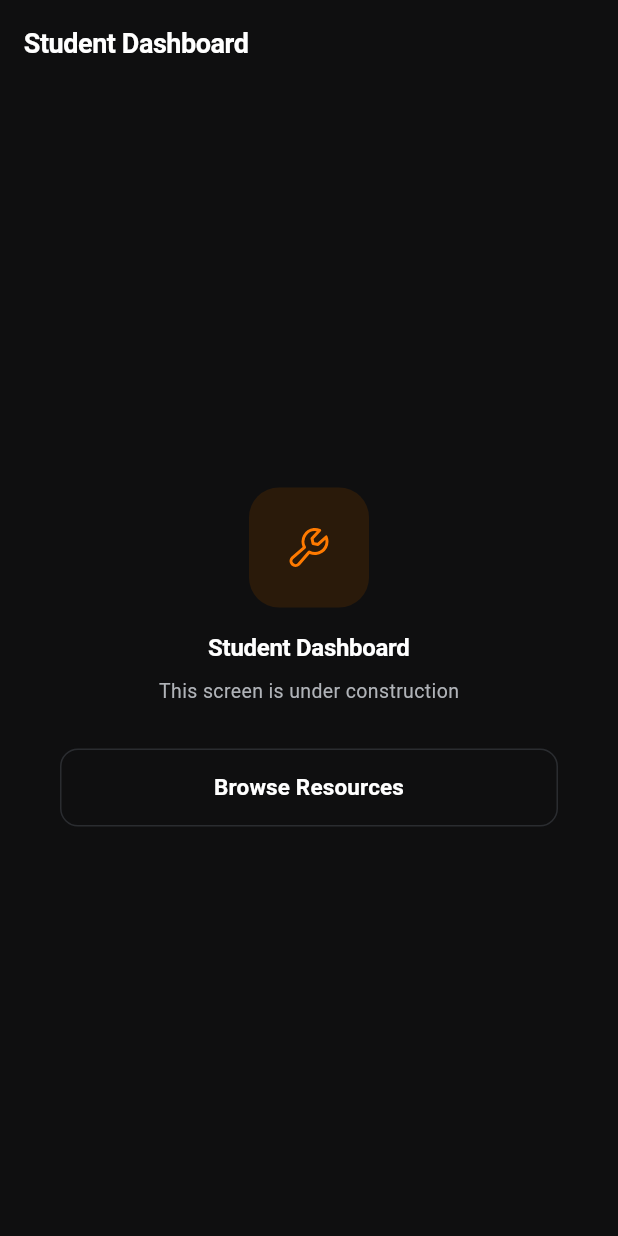
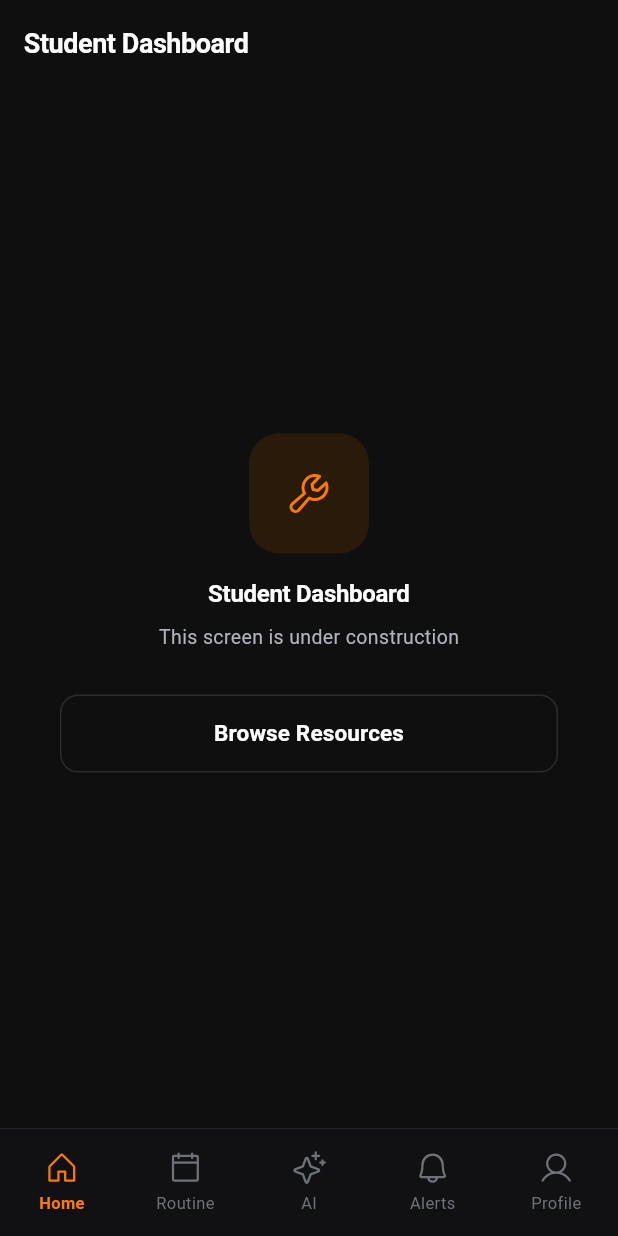
Before and after one commit to FahmidAlam/UniVerse, a Flutter app: the screen it shows once a user with an empty profile is signed in, on a phone screen of 412 x 824 dp. Run offline on Flutter 3.47's test engine with Material 3 defaults, Android fonts, the phone set to English and light mode, and no system bars; our stand-ins replace cached_network_image, go_router, google_fonts, phosphor_flutter, shared_preferences, supabase_flutter; accounts and stored records are empty.

Commit message:
feat(nav): role-aware bottom navigation

```diff
--- a/lib/features/auth/screens/placeholder_screen.dart
+++ b/lib/features/auth/screens/placeholder_screen.dart
@@ -4,29 +4,30 @@
 // Shows the screen name so navigation can be tested
 // end-to-end before each feature screen is implemented.
 //
-// When `bottomNavIndex` is provided, the screen also renders the
-// 5-tab bottom nav so the built tabs (Alerts, Profile) are
-// reachable from the not-yet-built student tabs.
-// DELETE this file (and the bottomNavIndex wiring) once all
-// screens are built.
+// When `authController` + `navRoute` are provided, the screen renders
+// the role-aware bottom nav (AppBottomNav) highlighting `navRoute`, so
+// the not-yet-built tabs stay reachable from the built ones.
+// DELETE this file (and its wiring) once all screens are built.
 // ============================================================
 
 import 'package:flutter/material.dart';
 import 'package:go_router/go_router.dart';
 import 'package:phosphor_flutter/phosphor_flutter.dart';
-import 'package:universe_v1/core/router/route_names.dart';
 import 'package:universe_v1/core/theme/app_colors.dart';
 import 'package:universe_v1/core/theme/app_spacing.dart';
 import 'package:universe_v1/core/theme/app_text_styles.dart';
-import 'package:universe_v1/shared/widgets/u_bottom_nav.dart';
+import 'package:universe_v1/features/auth/controllers/auth_controller.dart';
+import 'package:universe_v1/shared/widgets/app_bottom_nav.dart';
 import 'package:universe_v1/shared/widgets/u_button.dart';
 
 class PlaceholderScreen extends StatelessWidget {
   final String title;
 
-  /// When set (0..4), renders the student bottom nav highlighting
-  /// this tab. Null = no bottom nav (e.g. teacher/admin placeholders).
-  final int? bottomNavIndex;
+  /// When both [authController] and [navRoute] are set, renders the
+  /// role-aware bottom nav highlighting [navRoute]. Null = no nav
+  /// (e.g. a secondary screen).
+  final AuthController? authController;
+  final String? navRoute;
 
   /// Temporary links to built screens that don't yet have a permanent
   /// entry point (e.g. Resources hangs off the not-yet-built dashboard).
@@ -36,28 +37,15 @@ class PlaceholderScreen extends StatelessWidget {
   const PlaceholderScreen({
     super.key,
     required this.title,
-    this.bottomNavIndex,
+    this.authController,
+    this.navRoute,
     this.quickLinks = const [],
   });
 
-  void _onNavTap(BuildContext context, int i) {
-    if (i == bottomNavIndex) return;
-    switch (i) {
-      case 0:
-        context.go(RouteNames.studentDashboard);
-      case 1:
-        context.go(RouteNames.studentRoutine);
-      case 2:
-        context.go(RouteNames.aiAssistant);
-      case 3:
-        context.go(RouteNames.notifications);
-      case 4:
-        context.go(RouteNames.profile);
-    }
-  }
-
   @override
   Widget build(BuildContext context) {
+    final showNav = authController != null && navRoute != null;
+
     return Scaffold(
       backgroundColor: AppColors.bgPrimary,
       appBar: AppBar(
@@ -65,12 +53,12 @@ class PlaceholderScreen extends StatelessWidget {
         elevation: 0,
         title: Text(title, style: AppTextStyles.h2),
       ),
-      bottomNavigationBar: bottomNavIndex == null
-          ? null
-          : UBottomNav(
-              currentIndex: bottomNavIndex!,
-              onTap: (i) => _onNavTap(context, i),
-            ),
+      bottomNavigationBar: showNav
+          ? AppBottomNav(
+              role: authController!.role,
+              currentRoute: navRoute!,
+            )
+          : null,
       body: Center(
         child: Column(
           mainAxisAlignment: MainAxisAlignment.center,
--- /dev/null
+++ b/lib/shared/widgets/app_bottom_nav.dart
@@ -0,0 +1,145 @@
+// ============================================================
+// FILE: lib/shared/widgets/app_bottom_nav.dart
+// PURPOSE: Role-aware bottom navigation. ONE place defines the tab set
+// for each role; every top-level screen renders this and passes its own
+// route. It computes the active tab from the current route and routes
+// taps via context.go — so shared screens (Profile/Notifications) always
+// show the correct tabs for whoever is logged in.
+//
+// Convention: top-level destinations live here. Secondary screens
+// (e.g. Resources, Admin Registration) are pushed and use a back
+// button instead of a tab — they are intentionally not in this list.
+// ============================================================
+
+import 'package:flutter/material.dart';
+import 'package:go_router/go_router.dart';
+import 'package:phosphor_flutter/phosphor_flutter.dart';
+import 'package:universe_v1/core/constants/app_constants.dart';
+import 'package:universe_v1/core/router/route_names.dart';
+import 'package:universe_v1/shared/widgets/u_bottom_nav.dart';
+
+class AppNavDest {
+  final IconData icon;
+  final String label;
+  final String route;
+
+  const AppNavDest({
+    required this.icon,
+    required this.label,
+    required this.route,
+  });
+}
+
+class AppBottomNav extends StatelessWidget {
+  /// The current user's role (AuthController.role). Drives the tab set.
+  final String? role;
+
+  /// The route of the screen rendering this nav — used to highlight
+  /// the active tab.
+  final String currentRoute;
+
+  final int unreadNotifCount;
+
+  const AppBottomNav({
+    super.key,
+    required this.role,
+    required this.currentRoute,
+    this.unreadNotifCount = 0,
+  });
+
+  /// The single source of truth for each role's tabs.
+  static List<AppNavDest> destinationsFor(String? role) {
+    switch (role) {
+      case AppConstants.roleAdmin:
+        return const [
+          AppNavDest(
+              icon: PhosphorIconsRegular.house,
+              label: 'Dashboard',
+              route: RouteNames.adminDashboard),
+          AppNavDest(
+              icon: PhosphorIconsRegular.bellRinging,
+              label: 'Broadcast',
+              route: RouteNames.campusBroadcast),
+          AppNavDest(
+              icon: PhosphorIconsRegular.calendarCheck,
+              label: 'Routine',
+              route: RouteNames.routineManagement),
+          AppNavDest(
+              icon: PhosphorIconsRegular.users,
+              label: 'Users',
+              route: RouteNames.manageUsers),
+          AppNavDest(
+              icon: PhosphorIconsRegular.user,
+              label: 'Profile',
+              route: RouteNames.profile),
+        ];
+      case AppConstants.roleTeacher:
+        return const [
+          AppNavDest(
+              icon: PhosphorIconsRegular.house,
+              label: 'Home',
+              route: RouteNames.teacherDashboard),
+          AppNavDest(
+              icon: PhosphorIconsRegular.calendarBlank,
+              label: 'Routine',
+              route: RouteNames.teacherRoutine),
+          AppNavDest(
+              icon: PhosphorIconsRegular.chalkboardTeacher,
+              label: 'Classes',
+              route: RouteNames.manageClasses),
+          AppNavDest(
+              icon: PhosphorIconsRegular.bell,
+              label: 'Alerts',
+              route: RouteNames.notifications),
+          AppNavDest(
+              icon: PhosphorIconsRegular.user,
+              label: 'Profile',
+              route: RouteNames.profile),
+        ];
+      default: // student
+        return const [
+          AppNavDest(
+              icon: PhosphorIconsRegular.house,
+              label: 'Home',
+              route: RouteNames.studentDashboard),
+          AppNavDest(
+              icon: PhosphorIconsRegular.calendarBlank,
+              label: 'Routine',
+              route: RouteNames.studentRoutine),
+          AppNavDest(
+              icon: PhosphorIconsRegular.sparkle,
+              label: 'AI',
+              route: RouteNames.aiAssistant),
+          AppNavDest(
+              icon: PhosphorIconsRegular.bell,
+              label: 'Alerts',
+              route: RouteNames.notifications),
+          AppNavDest(
+              icon: PhosphorIconsRegular.user,
+              label: 'Profile',
+              route: RouteNames.profile),
+        ];
+    }
+  }
+
+  @override
+  Widget build(BuildContext context) {
+    final dests = destinationsFor(role);
+    var currentIndex = dests.indexWhere((d) => d.route == currentRoute);
+    if (currentIndex < 0) currentIndex = 0;
+    final badgeIndex =
+        dests.indexWhere((d) => d.route == RouteNames.notifications);
+
+    return UBottomNav(
+      items: [for (final d in dests) UNavItem(icon: d.icon, label: d.label)],
+      currentIndex: currentIndex,
+      badgeIndex: badgeIndex,
+      unreadNotifCount: unreadNotifCount,
+      onTap: (i) {
+        final route = dests[i].route;
+        if (route == currentRoute) return;
+        context.go(route);
+      },
+    );
+  }
+}
--- a/lib/shared/widgets/u_bottom_nav.dart
+++ b/lib/shared/widgets/u_bottom_nav.dart
@@ -1,28 +1,37 @@
 import 'package:flutter/material.dart';
-import 'package:phosphor_flutter/phosphor_flutter.dart';
 import 'package:universe_v1/core/theme/app_colors.dart';
 import 'package:universe_v1/core/theme/app_spacing.dart';
 import 'package:universe_v1/core/theme/app_text_styles.dart';
 
+/// One destination in the bottom nav. Presentational only — the icon
+/// + label. Routing is decided by the caller (see AppBottomNav).
+class UNavItem {
+  final IconData icon;
+  final String label;
+
+  const UNavItem({required this.icon, required this.label});
+}
+
+/// Pure presentational bottom navigation bar. It renders whatever
+/// [items] it is given and reports taps by index — it knows nothing
+/// about roles or routes. AppBottomNav supplies the per-role items.
 class UBottomNav extends StatelessWidget {
+  final List<UNavItem> items;
   final int currentIndex;
   final ValueChanged<int> onTap;
+
+  /// Index that shows the unread dot (e.g. the Alerts tab). -1 = none.
+  final int badgeIndex;
   final int unreadNotifCount;
 
   const UBottomNav({
     super.key,
+    required this.items,
     required this.currentIndex,
     required this.onTap,
+    this.badgeIndex = -1,
     this.unreadNotifCount = 0,
   });
-
-  static const List<_NavItem> _items = [
-    _NavItem(icon: PhosphorIconsRegular.house, label: 'Home'),
-    _NavItem(icon: PhosphorIconsRegular.calendarBlank, label: 'Routine'),
-    _NavItem(icon: PhosphorIconsRegular.sparkle, label: 'AI'),
-    _NavItem(icon: PhosphorIconsRegular.bell, label: 'Alerts'),
-    _NavItem(icon: PhosphorIconsRegular.user, label: 'Profile'),
-  ];
 
   @override
   Widget build(BuildContext context) {
@@ -38,10 +47,10 @@ class UBottomNav extends StatelessWidget {
         ),
       ),
       child: Row(
-        children: List.generate(_items.length, (i) {
+        children: List.generate(items.length, (i) {
           final isActive = currentIndex == i;
-          final item = _items[i];
-          final showBadge = i == 3 && unreadNotifCount > 0;
+          final item = items[i];
+          final showBadge = i == badgeIndex && unreadNotifCount > 0;
 
           return Expanded(
             child: GestureDetector(
@@ -94,10 +103,3 @@ class UBottomNav extends StatelessWidget {
     );
   }
 }
-
-class _NavItem {
-  final IconData icon;
-  final String label;
-
-  const _NavItem({required this.icon, required this.label});
-}
```
Also changed, not shown: lib/features/notifications/screens/notifications_screen.dart (+4 -24 lines), lib/features/profile/screens/profile_screen.dart (+5 -22 lines), lib/features/routine/screens/routine_screen.dart (+7 -21 lines).
